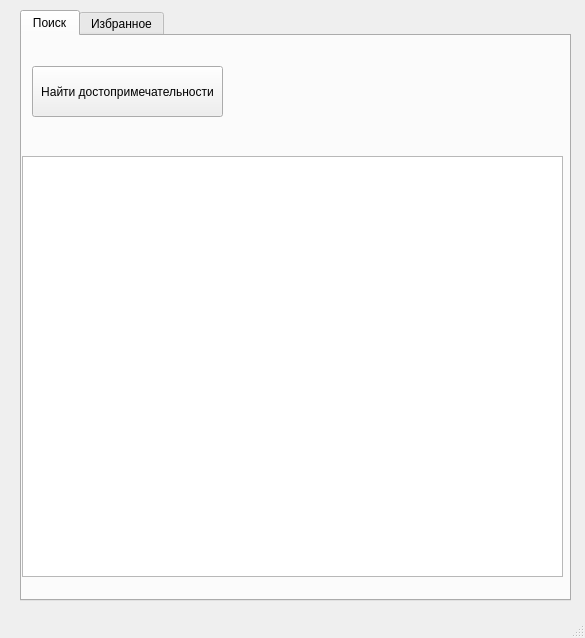
Before: the Qt Designer form data/ui/main_window_style.ui in Hexy00123/Yandex.Liceum-Travel-App, drawn with Qt 5.
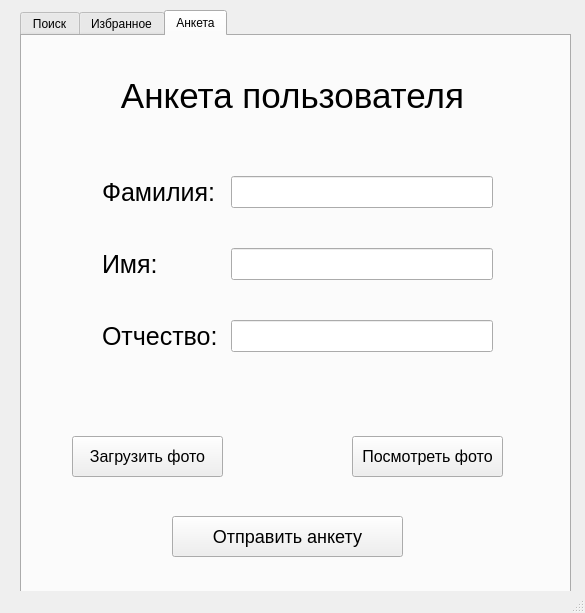
After: the same form once the commit is applied. The open tabs and pages were chosen to show the change.

Commit message: 1.добавила ui анкеты 2. добавила диалоговые окна

The edit to the form file:
```diff
--- a/data/ui/main_window_style.ui
+++ b/data/ui/main_window_style.ui
@@ -7,7 +7,7 @@
     <x>0</x>
     <y>0</y>
     <width>585</width>
-    <height>638</height>
+    <height>613</height>
    </rect>
   </property>
   <property name="windowTitle">
@@ -91,6 +91,144 @@
       </property>
      </widget>
     </widget>
+    <widget class="QWidget" name="tab_3">
+     <attribute name="title">
+      <string>Анкета</string>
+     </attribute>
+     <widget class="QLabel" name="label_2">
+      <property name="geometry">
+       <rect>
+        <x>30</x>
+        <y>10</y>
+        <width>481</width>
+        <height>101</height>
+       </rect>
+      </property>
+      <property name="styleSheet">
+       <string notr="true">font-size:35px</string>
+      </property>
+      <property name="text">
+       <string>&lt;center&gt;Анкета пользователя&lt;/center&gt;</string>
+      </property>
+     </widget>
+     <widget class="QPushButton" name="pushButton">
+      <property name="geometry">
+       <rect>
+        <x>150</x>
+        <y>480</y>
+        <width>231</width>
+        <height>41</height>
+       </rect>
+      </property>
+      <property name="styleSheet">
+       <string notr="true">font-size:18px</string>
+      </property>
+      <property name="text">
+       <string>Отправить анкету</string>
+      </property>
+     </widget>
+     <widget class="QPushButton" name="pushButton_2">
+      <property name="geometry">
+       <rect>
+        <x>50</x>
+        <y>400</y>
+        <width>151</width>
+        <height>41</height>
+       </rect>
+      </property>
+      <property name="styleSheet">
+       <string notr="true">font-size:16px</string>
+      </property>
+      <property name="text">
+       <string>Загрузить фото</string>
+      </property>
+     </widget>
+     <widget class="QPushButton" name="pushButton_3">
+      <property name="geometry">
+       <rect>
+        <x>330</x>
+        <y>400</y>
+        <width>151</width>
+        <height>41</height>
+       </rect>
+      </property>
+      <property name="styleSheet">
+       <string notr="true">font-size:16px</string>
+      </property>
+      <property name="text">
+       <string>Посмотреть фото</string>
+      </property>
+     </widget>
+     <widget class="QWidget" name="formLayoutWidget">
+      <property name="geometry">
+       <rect>
+        <x>70</x>
+        <y>140</y>
+        <width>401</width>
+        <height>212</height>
+       </rect>
+      </property>
+      <layout class="QFormLayout" name="formLayout">
+       <property name="verticalSpacing">
+        <number>40</number>
+       </property>
+       <property name="leftMargin">
+        <number>10</number>
+       </property>
+       <item row="1" column="0">
+        <widget class="QLabel" name="label_4">
+         <property name="styleSheet">
+          <string notr="true">font-size: 25px</string>
+         </property>
+         <property name="text">
+          <string>Имя: </string>
+         </property>
+        </widget>
+       </item>
+       <item row="2" column="0">
+        <widget class="QLabel" name="label_5">
+         <property name="styleSheet">
+          <string notr="true">font-size: 25px</string>
+         </property>
+         <property name="text">
+          <string>Отчество: </string>
+         </property>
+        </widget>
+       </item>
+       <item row="0" column="0">
+        <widget class="QLabel" name="label_3">
+         <property name="styleSheet">
+          <string notr="true">font-size: 25px</string>
+         </property>
+         <property name="text">
+          <string>Фамилия: </string>
+         </property>
+        </widget>
+       </item>
+       <item row="0" column="1">
+        <widget class="QLineEdit" name="lineEdit">
+         <property name="styleSheet">
+          <string notr="true">font-size: 20px</string>
+         </property>
+        </widget>
+       </item>
+       <item row="1" column="1">
+        <widget class="QLineEdit" name="lineEdit_2">
+         <property name="styleSheet">
+          <string notr="true">font-size: 20px</string>
+         </property>
+        </widget>
+       </item>
+       <item row="2" column="1">
+        <widget class="QLineEdit" name="lineEdit_3">
+         <property name="styleSheet">
+          <string notr="true">font-size: 20px</string>
+         </property>
+        </widget>
+       </item>
+      </layout>
+     </widget>
+    </widget>
    </widget>
   </widget>
   <widget class="QMenuBar" name="menubar">
```
The commit also changes 1 other file.
